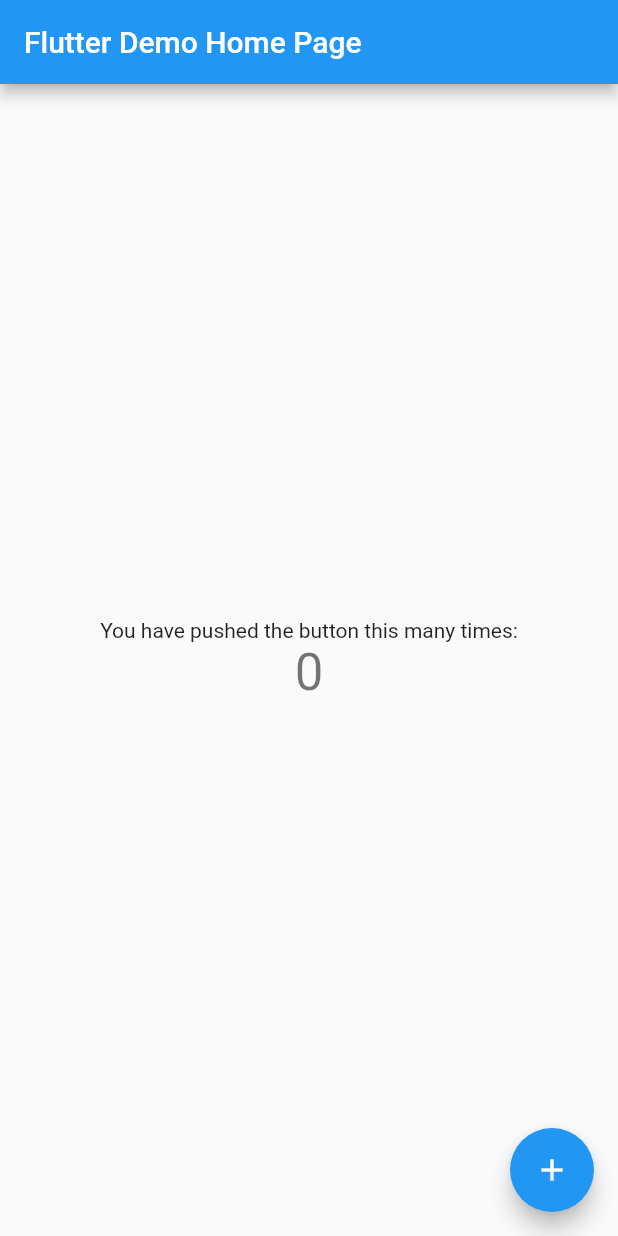
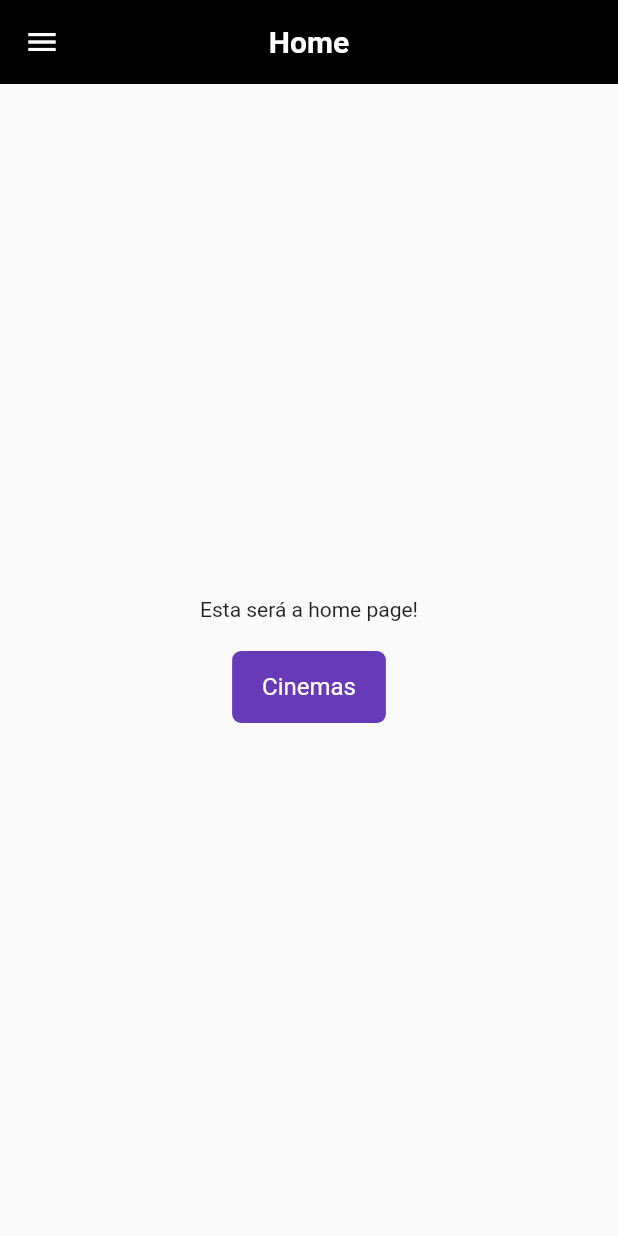
Before and after one commit to emerson-roots/cine_app_flutter, a Flutter app: the screen it shows after launch, on a phone screen of 412 x 824 dp. Run offline on Flutter 3.47's test engine with Material 2 defaults, Android fonts, the phone set to English and light mode, and no system bars.

Commit message:
Adicionando menu hamburguer, navigation service e criando botao padrao

```diff
--- /dev/null
+++ b/lib/helper/propriedades_globais.dart
@@ -0,0 +1,10 @@
+import 'package:flutter/material.dart';
+
+// cores
+const Color navbarColor = Colors.black;
+const Color menuHamburgerColor = navbarColor;
+Color menuHamburgerHeaderColor = Colors.grey.shade900;
+
+// rotas root pages
+const String homeRootRoute = '/home';
+const String loginRootRoute = '/login';
--- a/lib/main.dart
+++ b/lib/main.dart
@@ -1,115 +1,135 @@
+import 'package:cine_app/pages/home_page.dart';
+import 'package:cine_app/pages/login_page.dart';
+import 'package:cine_app/services/navigation_service.dart';
 import 'package:flutter/material.dart';
 
-void main() {
-  runApp(const MyApp());
-}
+import 'helper/propriedades_globais.dart';
+
+// https://docs.flutter.dev/cookbook/design/drawer
+void main() => runApp(const MyApp());
 
 class MyApp extends StatelessWidget {
   const MyApp({super.key});
 
-  // This widget is the root of your application.
+  static const appTitle = 'Home';
+
   @override
   Widget build(BuildContext context) {
     return MaterialApp(
-      title: 'Flutter Demo',
-      theme: ThemeData(
-        // This is the theme of your application.
-        //
-        // Try running your application with "flutter run". You'll see the
-        // application has a blue toolbar. Then, without quitting the app, try
-        // changing the primarySwatch below to Colors.green and then invoke
-        // "hot reload" (press "r" in the console where you ran "flutter run",
-        // or simply save your changes to "hot reload" in a Flutter IDE).
-        // Notice that the counter didn't reset back to zero; the application
-        // is not restarted.
-        primarySwatch: Colors.blue,
-      ),
-      home: const MyHomePage(title: 'Flutter Demo Home Page'),
+      title: appTitle,
+      /* theme: ThemeData(
+        fontFamily: GoogleFonts.nunito(
+          textStyle: Theme.of(context).textTheme.displayLarge,
+          fontSize: 48,
+          fontWeight: FontWeight.normal,
+          fontStyle: FontStyle.normal,
+        ).fontFamily,
+      ),*/
+      home: const MyMenuHamburguerPage(title: appTitle),
+      routes: <String, WidgetBuilder>{
+        // Set routes for using the Navigator.
+        homeRootRoute: (BuildContext context) =>  const MyMenuHamburguerPage(title: appTitle),
+        loginRootRoute: (BuildContext context) => const LoginPage()
+      },
     );
   }
 }
 
-class MyHomePage extends StatefulWidget {
-  const MyHomePage({super.key, required this.title});
-
-  // This widget is the home page of your application. It is stateful, meaning
-  // that it has a State object (defined below) that contains fields that affect
-  // how it looks.
-
-  // This class is the configuration for the state. It holds the values (in this
-  // case the title) provided by the parent (in this case the App widget) and
-  // used by the build method of the State. Fields in a Widget subclass are
-  // always marked "final".
+class MyMenuHamburguerPage extends StatefulWidget {
+  const MyMenuHamburguerPage({super.key, required this.title});
 
   final String title;
 
   @override
-  State<MyHomePage> createState() => _MyHomePageState();
+  State<MyMenuHamburguerPage> createState() => _MyMenuHamburguerPageState();
 }
 
-class _MyHomePageState extends State<MyHomePage> {
-  int _counter = 0;
-
-  void _incrementCounter() {
-    setState(() {
-      // This call to setState tells the Flutter framework that something has
-      // changed in this State, which causes it to rerun the build method below
-      // so that the display can reflect the updated values. If we changed
-      // _counter without calling setState(), then the build method would not be
-      // called again, and so nothing would appear to happen.
-      _counter++;
-    });
+class _MyMenuHamburguerPageState extends State<MyMenuHamburguerPage> {
+  @override
+  Widget build(BuildContext context) {
+    return Scaffold(
+      appBar: AppBar(
+        title: Text(
+          widget.title,
+          style: const TextStyle(
+            fontWeight: FontWeight.bold,
+          ),
+        ),
+        centerTitle: true,
+        backgroundColor: navbarColor,
+        shadowColor: Colors.transparent,
+      ),
+      body: const Center(
+        child: HomePage(),
+      ),
+      drawer: _criaMenuHamburguer(),
+    );
   }
 
-  @override
-  Widget build(BuildContext context) {
-    // This method is rerun every time setState is called, for instance as done
-    // by the _incrementCounter method above.
-    //
-    // The Flutter framework has been optimized to make rerunning build methods
-    // fast, so that you can just rebuild anything that needs updating rather
-    // than having to individually change instances of widgets.
-    return Scaffold(
-      appBar: AppBar(
-        // Here we take the value from the MyHomePage object that was created by
-        // the App.build method, and use it to set our appbar title.
-        title: Text(widget.title),
+  Widget _criaMenuHamburguer() {
+    return Drawer(
+      backgroundColor: menuHamburgerColor,
+      child: ListView(
+        // Important: Remove any padding from the ListView.
+        padding: EdgeInsets.zero,
+        children: [
+           DrawerHeader(
+            decoration: BoxDecoration(
+              color: menuHamburgerHeaderColor,
+            ),
+            child: Text(
+              'Drawer Menu Header',
+              style: TextStyle(color: Colors.white),
+            ),
+          ),
+          _itemMenu(context, "Home", const HomePage(), Icons.home),
+          _itemMenu(context, "Logout", null, Icons.login_outlined,true, loginRootRoute),
+        ],
       ),
-      body: Center(
-        // Center is a layout widget. It takes a single child and positions it
-        // in the middle of the parent.
-        child: Column(
-          // Column is also a layout widget. It takes a list of children and
-          // arranges them vertically. By default, it sizes itself to fit its
-          // children horizontally, and tries to be as tall as its parent.
-          //
-          // Invoke "debug painting" (press "p" in the console, choose the
-          // "Toggle Debug Paint" action from the Flutter Inspector in Android
-          // Studio, or the "Toggle Debug Paint" command in Visual Studio Code)
-          // to see the wireframe for each widget.
-          //
-          // Column has various properties to control how it sizes itself and
-          // how it positions its children. Here we use mainAxisAlignment to
-          // center the children vertically; the main axis here is the vertical
-          // axis because Columns are vertical (the cross axis would be
-          // horizontal).
-          mainAxisAlignment: MainAxisAlignment.center,
-          children: <Widget>[
-            const Text(
-              'You have pushed the button this many times:',
-            ),
-            Text(
-              '$_counter',
-              style: Theme.of(context).textTheme.headline4,
-            ),
-          ],
-        ),
-      ),
-      floatingActionButton: FloatingActionButton(
-        onPressed: _incrementCounter,
-        tooltip: 'Increment',
-        child: const Icon(Icons.add),
-      ), // This trailing comma makes auto-formatting nicer for build methods.
+    );
+  }
+
+  Widget _itemMenu(BuildContext context, String titulo, Widget? navigablePage, IconData icon,
+      [bool isRootPage = false,String? nomeRota]) {
+    return ListTile(
+      textColor: Colors.white,
+      title: _buildButtonRow(Colors.white, icon, titulo),
+      onTap: () {
+        // fecha menu hamburguer antes da navegacao
+        Navigator.pop(context);
+
+        if (isRootPage) {
+          setRootPage(context, nomeRota.toString());
+          return;
+        }
+        // navega para page
+        Navigator.push(
+          context,
+          MaterialPageRoute(builder: (context) => navigablePage!),
+        );
+      },
     );
   }
 }
+
+// template de botao que recebe uma cor, um icone e um texto como parametros
+Row _buildButtonRow(Color color, IconData icon, String label) {
+  return Row(
+    mainAxisSize: MainAxisSize.min,
+    mainAxisAlignment: MainAxisAlignment.start,
+    children: [
+      Icon(icon, color: color),
+      Container(
+        margin: const EdgeInsets.only(left: 8),
+        child: Text(
+          label,
+          style: TextStyle(
+            fontSize: 16,
+            fontWeight: FontWeight.bold,
+            color: color,
+          ),
+        ),
+      ),
+    ],
+  );
+}
--- /dev/null
+++ b/lib/pages/home_page.dart
@@ -0,0 +1,28 @@
+import 'package:cine_app/pages/cinemas_page.dart';
+import 'package:cine_app/widgets/widgets_globais.dart';
+import 'package:flutter/material.dart';
+
+import '../services/navigation_service.dart';
+
+class HomePage extends StatelessWidget {
+  const HomePage({super.key});
+
+  @override
+  Widget build(BuildContext context) {
+    return Scaffold(
+      body: Center(
+        child: Column(
+          mainAxisAlignment: MainAxisAlignment.center,
+          children: [
+            const Text(
+              'Esta será a home page!',
+            ),
+            const SizedBox(height: 20.0),
+            botaoCorSolida(
+                'Cinemas', () => navigateToPage(context, const CinemasPage()), Colors.deepPurple, Colors.white)
+          ],
+        ),
+      ),
+    );
+  }
+}
--- /dev/null
+++ b/lib/widgets/widgets_globais.dart
@@ -0,0 +1,42 @@
+import 'package:flutter/material.dart';
+
+import '../helper/propriedades_globais.dart';
+
+AppBar criarAppBar(String titulo) {
+  return AppBar(
+    title: Text(
+      titulo,
+      style: const TextStyle(
+        fontWeight: FontWeight.bold,
+      ),
+    ),
+    backgroundColor: navbarColor,
+    centerTitle: true,
+  );
+}
+
+Widget botaoCorSolida(String tituloBotao, Function onPressedFunc, Color corBotao, Color corTextoBotao) {
+  return ClipRRect(
+    borderRadius: BorderRadius.circular(6),
+    child: Stack(
+      children: <Widget>[
+        Positioned.fill(
+          child: Container(
+            decoration: BoxDecoration(color: corBotao),
+          ),
+        ),
+        TextButton(
+          style: TextButton.styleFrom(
+            foregroundColor: corTextoBotao,
+            padding: const EdgeInsets.only(left: 20.0, right: 20.0),
+            textStyle: const TextStyle(fontSize: 16),
+          ),
+          onPressed: () {
+            onPressedFunc();
+          },
+          child: Text(tituloBotao),
+        ),
+      ],
+    ),
+  );
+}
```
Also changed, not shown: lib/pages/cinemas_page.dart (added, +22 -0 lines), lib/pages/login_page.dart (added, +18 -0 lines), lib/services/navigation_service.dart (added, +13 -0 lines).
